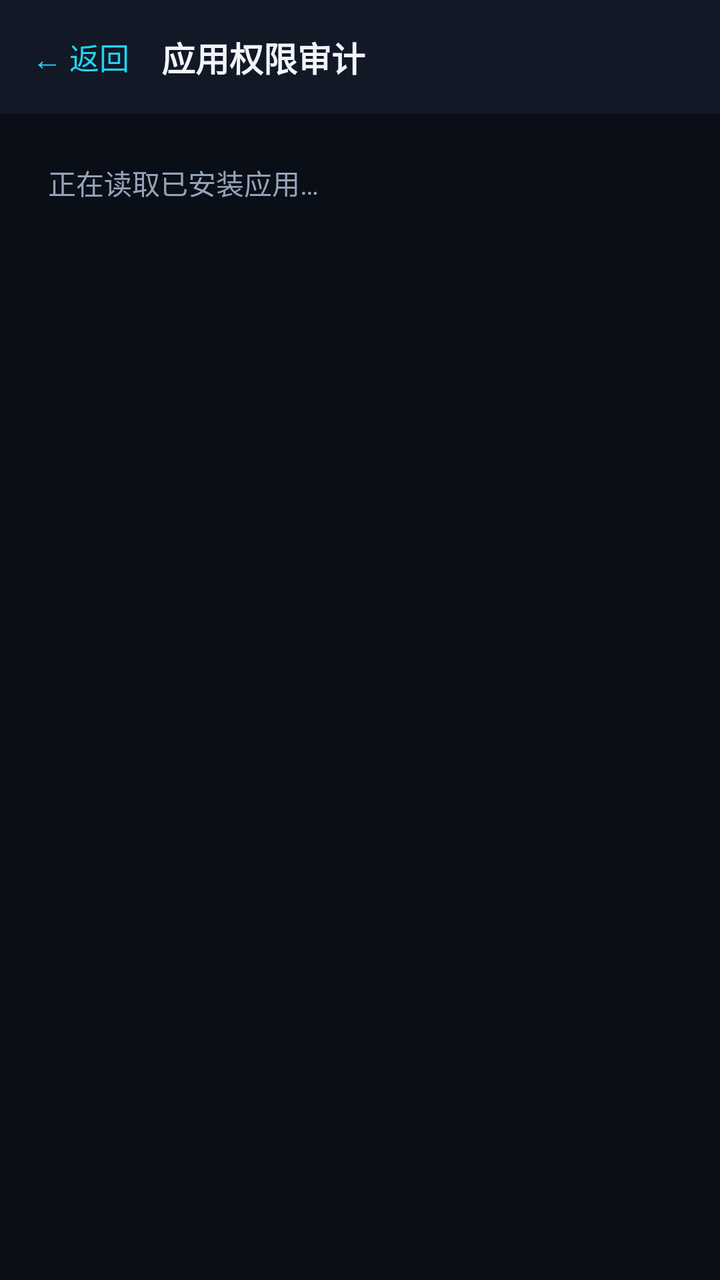
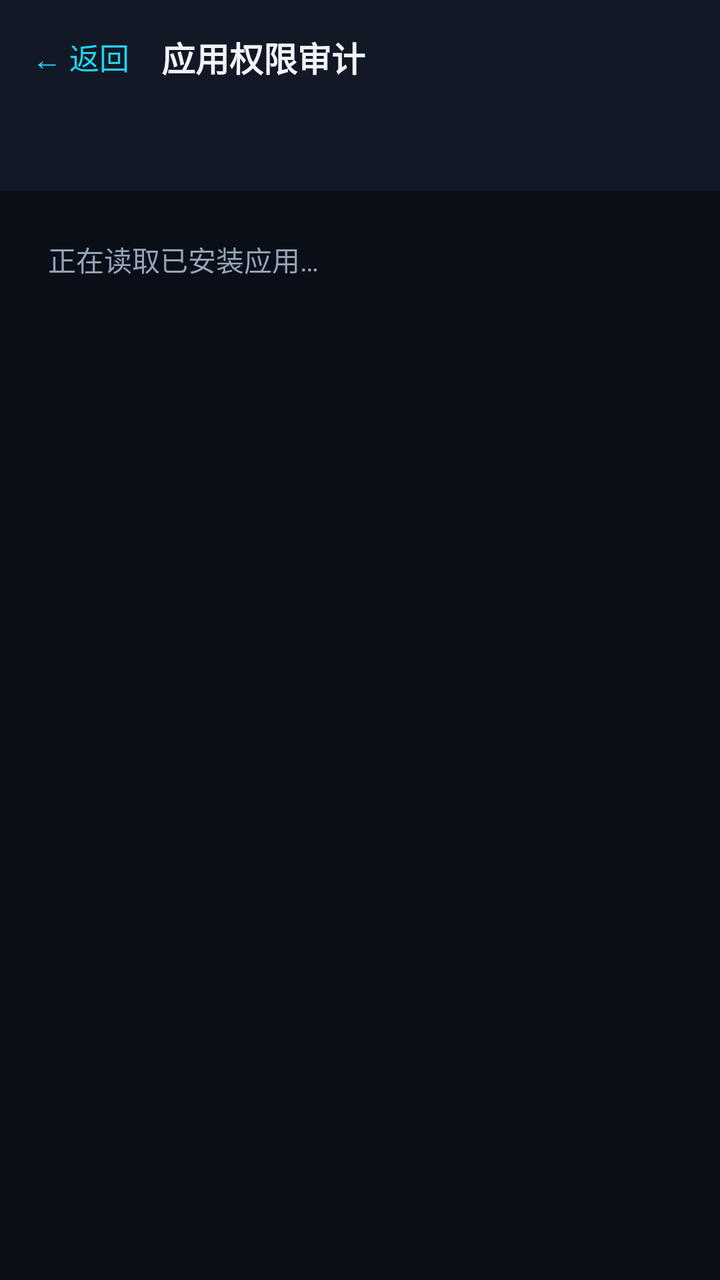

Before-and-after screenshots of an Android layout around one commit, followed by the original layout XML and the change that was made.
<!-- AndroidManifest.xml: application theme Theme.IceGuard -->
<!-- res/layout/activity_audit.xml -->
<?xml version="1.0" encoding="utf-8"?>
<LinearLayout xmlns:android="http://schemas.android.com/apk/res/android"
    android:layout_width="match_parent"
    android:layout_height="match_parent"
    android:background="@color/bg_deep"
    android:orientation="vertical">

    <LinearLayout
        android:layout_width="match_parent"
        android:layout_height="wrap_content"
        android:background="@color/bg_surface"
        android:gravity="center_vertical"
        android:orientation="horizontal"
        android:padding="16dp">

        <TextView
            android:id="@+id/backButton"
            android:layout_width="wrap_content"
            android:layout_height="wrap_content"
            android:paddingEnd="16dp"
            android:text="← 返回"
            android:textColor="@color/accent_cyan"
            android:textSize="15sp"/>

        <TextView
            android:layout_width="0dp"
            android:layout_height="wrap_content"
            android:layout_weight="1"
            android:text="应用权限审计"
            android:textColor="@color/text_primary"
            android:textSize="17sp"
            android:textStyle="bold"/>

        <TextView
            android:id="@+id/auditCount"
            android:layout_width="wrap_content"
            android:layout_height="wrap_content"
            android:textColor="@color/text_tertiary"
            android:textSize="12sp"/>
    </LinearLayout>

    <TextView
        android:id="@+id/auditLoading"
        android:layout_width="match_parent"
        android:layout_height="wrap_content"
        android:padding="24dp"
        android:text="正在读取已安装应用…"
        android:textColor="@color/text_secondary"
        android:textSize="14sp"/>

    <androidx.recyclerview.widget.RecyclerView
        android:id="@+id/auditList"
        android:layout_width="match_parent"
        android:layout_height="0dp"
        android:layout_weight="1"
        android:clipToPadding="false"
        android:padding="12dp"/>

</LinearLayout>
<!-- resources referenced by this layout -->
<resources>
  <color name="accent_cyan">#22D3EE</color>
  <color name="bg_deep">#0A0E17</color>
  <color name="bg_surface">#121826</color>
  <color name="text_primary">#F1F5F9</color>
  <color name="text_secondary">#94A3B8</color>
  <color name="text_tertiary">#64748B</color>
  <style name="Theme.IceGuard" parent="Theme.AppCompat.NoActionBar">
          <item name="android:windowBackground">@color/bg_deep</item>
          <item name="android:statusBarColor">@color/bg_deep</item>
          <item name="android:navigationBarColor">@color/bg_deep</item>
          <item name="android:textColorPrimary">@color/text_primary</item>
          <item name="android:textColorSecondary">@color/text_secondary</item>
          <item name="colorAccent">@color/accent_cyan</item>
          <item name="android:windowLightStatusBar" tools:targetApi="m">false</item>
      </style>
</resources>

<!-- the commit's change to res/layout/activity_audit.xml (unified diff, before → after) -->
@@ -40,6 +40,17 @@
     </LinearLayout>
 
     <TextView
+        android:id="@+id/auditPrivilegeHint"
+        android:layout_width="match_parent"
+        android:layout_height="wrap_content"
+        android:background="@color/bg_surface"
+        android:paddingHorizontal="16dp"
+        android:paddingVertical="11dp"
+        android:text=""
+        android:textColor="@color/risk_medium"
+        android:textSize="12sp"/>
+
+    <TextView
         android:id="@+id/auditLoading"
         android:layout_width="match_parent"
         android:layout_height="wrap_content"
<!-- resource entries referenced after the edit -->
@@ -3,6 +3,7 @@
   <color name="accent_cyan">#22D3EE</color>
   <color name="bg_deep">#0A0E17</color>
   <color name="bg_surface">#121826</color>
+  <color name="risk_medium">#F59E0B</color>
   <color name="text_primary">#F1F5F9</color>
   <color name="text_secondary">#94A3B8</color>
   <color name="text_tertiary">#64748B</color>
